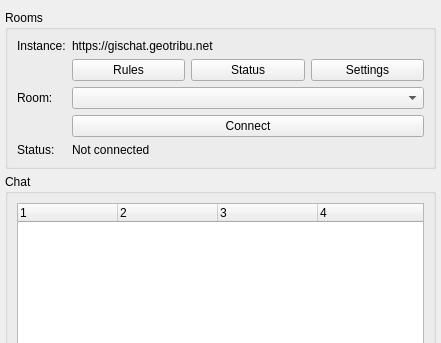
Old version of the form qtribu/gui/wdg_qchat.ui in the repository geotribu/qtribu; both pictures show x 0 to 441 and y 0 to 343 of the 441 by 887 pixel window.
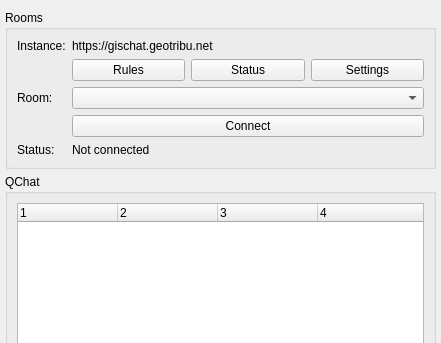
New version of the form. Custom widgets are drawn as their Qt base class.

Commit message: add internal message handling

Diff of the .ui file:
```diff
--- a/qtribu/gui/wdg_qchat.ui
+++ b/qtribu/gui/wdg_qchat.ui
@@ -169,7 +169,7 @@
        </size>
       </property>
       <property name="title">
-       <string>Chat</string>
+       <string>QChat</string>
       </property>
       <property name="collapsed">
        <bool>false</bool>
```
Left out of the diff: 4 changed lines with no effect on the pictures. The commit also changes 2 other files.
